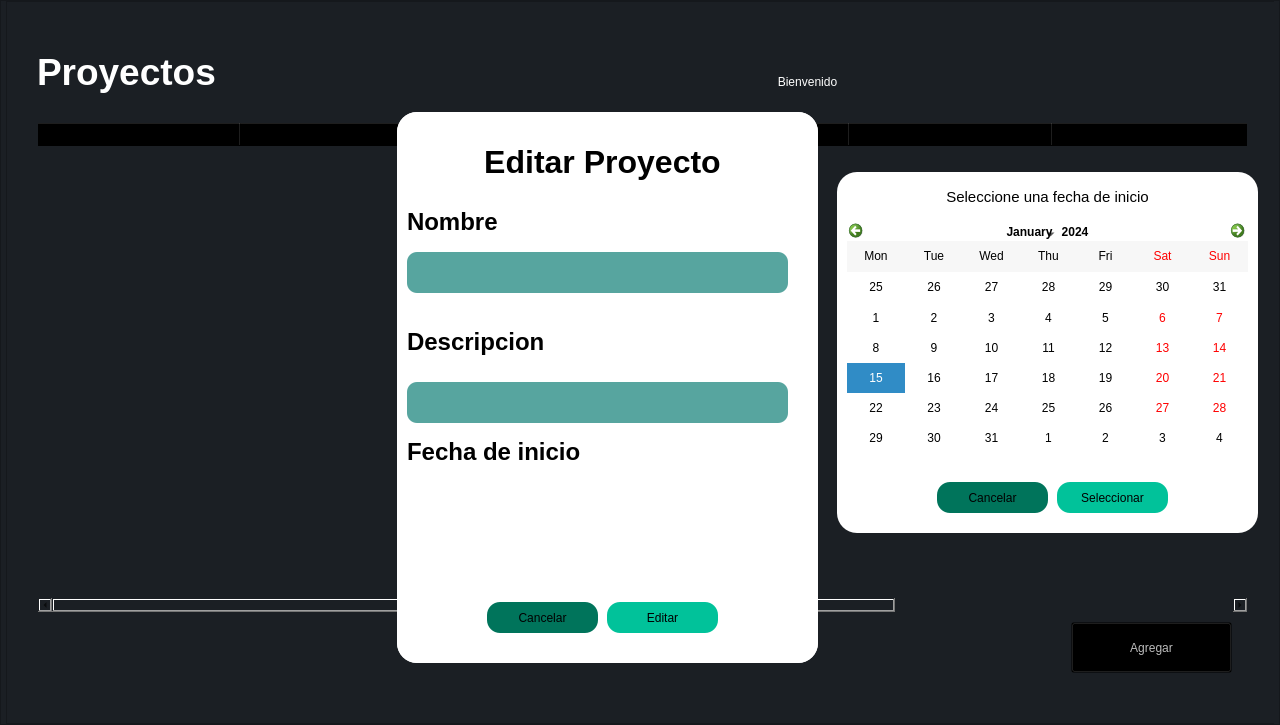
The window that ui/vistaproyectosmai.ui (rojasalexander/AdministradorProyectosFacultad) describes before a commit, drawn with Qt 5.
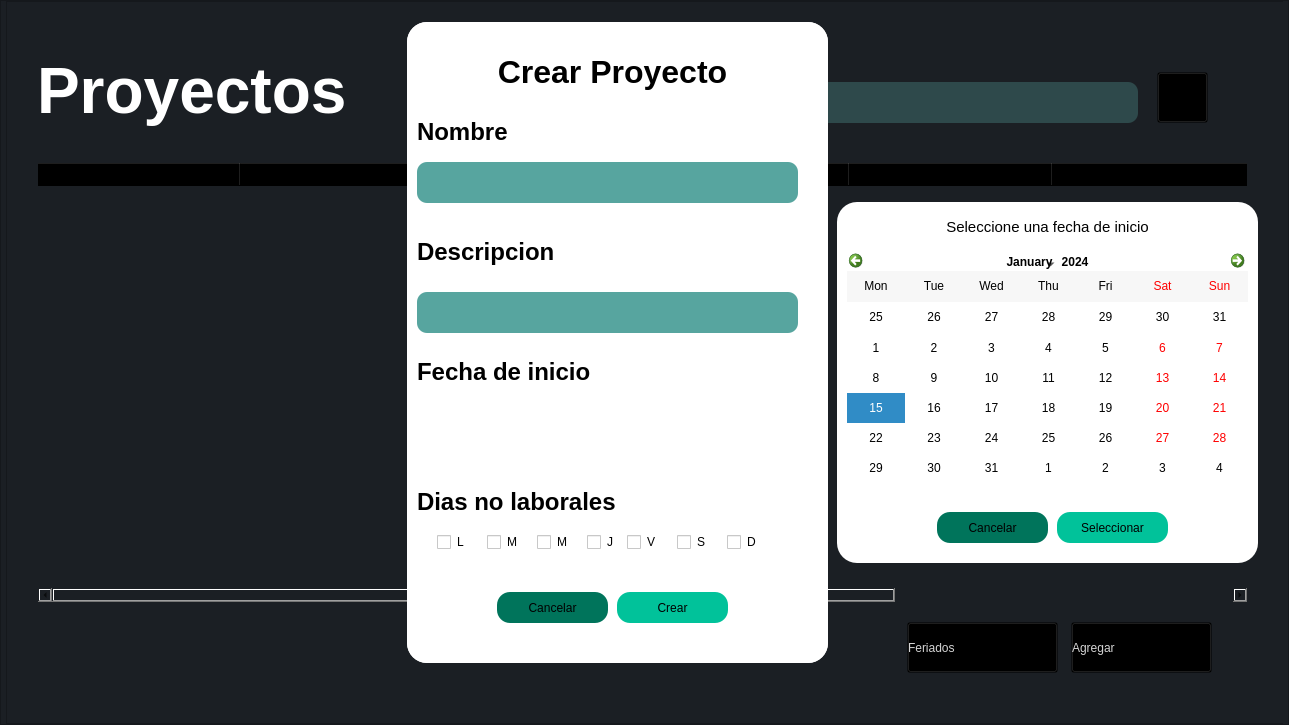
The same window after the commit. Icons and pictures are not drawn.

What changed in the file:
```diff
--- a/ui/vistaproyectosmai.ui
+++ b/ui/vistaproyectosmai.ui
@@ -9,7 +9,7 @@
    <rect>
     <x>0</x>
     <y>0</y>
-    <width>1280</width>
+    <width>1289</width>
     <height>725</height>
    </rect>
   </property>
@@ -135,7 +135,7 @@
             <property name="geometry">
              <rect>
               <x>30</x>
-              <y>30</y>
+              <y>50</y>
               <width>441</width>
               <height>81</height>
              </rect>
@@ -150,7 +150,7 @@
 border-radius:20;</string>
             </property>
             <property name="text">
-             <string>&lt;html&gt;&lt;head/&gt;&lt;body&gt;&lt;p&gt;&lt;span style=&quot; font-size:28pt; font-weight:600;&quot;&gt;Proyectos&lt;/span&gt;&lt;/p&gt;&lt;/body&gt;&lt;/html&gt;</string>
+             <string>&lt;html&gt;&lt;head/&gt;&lt;body&gt;&lt;p&gt;&lt;span style=&quot; font-size:48pt; font-weight:600;&quot;&gt;Proyectos&lt;/span&gt;&lt;/p&gt;&lt;/body&gt;&lt;/html&gt;</string>
             </property>
             <property name="alignment">
              <set>Qt::AlignLeading|Qt::AlignLeft|Qt::AlignVCenter</set>
@@ -160,9 +160,9 @@
             <property name="geometry">
              <rect>
               <x>30</x>
-              <y>120</y>
+              <y>160</y>
               <width>1211</width>
-              <height>491</height>
+              <height>441</height>
              </rect>
             </property>
             <property name="styleSheet">
@@ -285,8 +285,8 @@
            <widget class="QLabel" name="name">
             <property name="geometry">
              <rect>
-              <x>940</x>
-              <y>50</y>
+              <x>810</x>
+              <y>10</y>
               <width>291</width>
               <height>61</height>
              </rect>
@@ -303,9 +303,9 @@
            <widget class="QLabel" name="label_2">
             <property name="geometry">
              <rect>
-              <x>660</x>
-              <y>50</y>
-              <width>281</width>
+              <x>590</x>
+              <y>10</y>
+              <width>211</width>
               <height>61</height>
              </rect>
             </property>
@@ -331,10 +331,10 @@
             </property>
             <property name="geometry">
              <rect>
-              <x>390</x>
-              <y>110</y>
+              <x>400</x>
+              <y>20</y>
               <width>421</width>
-              <height>551</height>
+              <height>641</height>
              </rect>
             </property>
             <property name="styleSheet">
@@ -398,7 +398,7 @@
              <property name="geometry">
               <rect>
                <x>90</x>
-               <y>480</y>
+               <y>570</y>
                <width>111</width>
                <height>31</height>
               </rect>
@@ -497,7 +497,7 @@
              <property name="geometry">
               <rect>
                <x>210</x>
-               <y>480</y>
+               <y>570</y>
                <width>111</width>
                <height>31</height>
               </rect>
@@ -513,12 +513,27 @@
             <widget class="QPushButton" name="calendarbtn_2">
              <property name="geometry">
               <rect>
-               <x>170</x>
-               <y>380</y>
-               <width>71</width>
-               <height>61</height>
+               <x>160</x>
+               <y>370</y>
+               <width>81</width>
+               <height>71</height>
               </rect>
              </property>
+             <property name="styleSheet">
+              <string notr="true">QPushButton{
+color: rgb(213, 213, 213);
+font: 75 12pt &quot;Verdana&quot;;
+text-align: center;
+background-color: rgba(0, 0, 0, 0);
+}
+
+QPushButton:hover{
+background-color: rgba(204, 204, 204, 120);
+color: rgb(213, 213, 213);
+font: 75 12pt &quot;Verdana&quot;;
+border-radius: 15px;
+}</string>
+             </property>
              <property name="text">
               <string/>
              </property>
@@ -549,6 +564,122 @@
               <string>&lt;html&gt;&lt;head/&gt;&lt;body&gt;&lt;p&gt;&lt;br/&gt;&lt;/p&gt;&lt;/body&gt;&lt;/html&gt;</string>
              </property>
             </widget>
+            <widget class="QLabel" name="label_24">
+             <property name="geometry">
+              <rect>
+               <x>10</x>
+               <y>450</y>
+               <width>281</width>
+               <height>61</height>
+              </rect>
+             </property>
+             <property name="autoFillBackground">
+              <bool>false</bool>
+             </property>
+             <property name="styleSheet">
+              <string notr="true">color: rgb(0, 0, 0);
+background-color: rgba(0,0,0,0);
+border-radius:20;
+font: 75 16pt &quot;Verdana&quot;;</string>
+             </property>
+             <property name="text">
+              <string>&lt;html&gt;&lt;head/&gt;&lt;body&gt;&lt;p&gt;&lt;span style=&quot; font-size:18pt; font-weight:600;&quot;&gt;Dias no laborales&lt;/span&gt;&lt;/p&gt;&lt;/body&gt;&lt;/html&gt;</string>
+             </property>
+             <property name="alignment">
+              <set>Qt::AlignLeading|Qt::AlignLeft|Qt::AlignVCenter</set>
+             </property>
+            </widget>
+            <widget class="QCheckBox" name="miercolesBox">
+             <property name="geometry">
+              <rect>
+               <x>130</x>
+               <y>510</y>
+               <width>41</width>
+               <height>20</height>
+              </rect>
+             </property>
+             <property name="text">
+              <string>M</string>
+             </property>
+            </widget>
+            <widget class="QCheckBox" name="martesBox">
+             <property name="geometry">
+              <rect>
+               <x>80</x>
+               <y>510</y>
+               <width>41</width>
+               <height>20</height>
+              </rect>
+             </property>
+             <property name="text">
+              <string>M</string>
+             </property>
+            </widget>
+            <widget class="QCheckBox" name="viernesBox">
+             <property name="geometry">
+              <rect>
+               <x>220</x>
+               <y>510</y>
+               <width>41</width>
+               <height>20</height>
+              </rect>
+             </property>
+             <property name="text">
+              <string>V</string>
+             </property>
+            </widget>
+            <widget class="QCheckBox" name="lunesBox">
+             <property name="geometry">
+              <rect>
+               <x>30</x>
+               <y>510</y>
+               <width>41</width>
+               <height>20</height>
+              </rect>
+             </property>
+             <property name="text">
+              <string>L</string>
+             </property>
+            </widget>
+            <widget class="QCheckBox" name="juevesBox">
+             <property name="geometry">
+              <rect>
+               <x>180</x>
+               <y>510</y>
+               <width>31</width>
+               <height>20</height>
+              </rect>
+             </property>
+             <property name="text">
+              <string>J</string>
+             </property>
+            </widget>
+            <widget class="QCheckBox" name="sabadoBox">
+             <property name="geometry">
+              <rect>
+               <x>270</x>
+               <y>510</y>
+               <width>31</width>
+               <height>20</height>
+              </rect>
+             </property>
+             <property name="text">
+              <string>S</string>
+             </property>
+            </widget>
+            <widget class="QCheckBox" name="domingoBox">
+             <property name="geometry">
+              <rect>
+               <x>320</x>
+               <y>510</y>
+               <width>31</width>
+               <height>20</height>
+              </rect>
+             </property>
+             <property name="text">
+              <string>D</string>
+             </property>
+            </widget>
            </widget>
            <widget class="QWidget" name="editarp" native="true">
             <property name="enabled">
@@ -556,10 +687,10 @@
             </property>
             <property name="geometry">
              <rect>
-              <x>390</x>
-              <y>110</y>
+              <x>400</x>
+              <y>20</y>
               <width>421</width>
-              <height>551</height>
+              <height>641</height>
              </rect>
             </property>
             <property name="styleSheet">
@@ -623,7 +754,7 @@
              <property name="geometry">
               <rect>
                <x>90</x>
-               <y>490</y>
+               <y>570</y>
                <width>111</width>
                <height>31</height>
               </rect>
@@ -722,7 +853,7 @@
              <property name="geometry">
               <rect>
                <x>210</x>
-               <y>490</y>
+               <y>570</y>
                <width>111</width>
                <height>31</height>
               </rect>
@@ -738,12 +869,27 @@
             <widget class="QPushButton" name="calendarbtn">
              <property name="geometry">
               <rect>
-               <x>160</x>
-               <y>380</y>
+               <x>170</x>
+               <y>360</y>
                <width>81</width>
-               <height>61</height>
+               <height>71</height>
               </rect>
              </property>
+             <property name="styleSheet">
+              <string notr="true">QPushButton{
+color: rgb(213, 213, 213);
+font: 75 12pt &quot;Verdana&quot;;
+text-align: center;
+background-color: rgba(0, 0, 0, 0);
+}
+
+QPushButton:hover{
+background-color: rgba(204, 204, 204, 120);
+color: rgb(213, 213, 213);
+font: 75 12pt &quot;Verdana&quot;;
+border-radius: 15px;
+}</string>
+             </property>
              <property name="text">
               <string/>
              </property>
@@ -774,6 +920,122 @@
               <string>&lt;html&gt;&lt;head/&gt;&lt;body&gt;&lt;p&gt;&lt;br/&gt;&lt;/p&gt;&lt;/body&gt;&lt;/html&gt;</string>
              </property>
             </widget>
+            <widget class="QLabel" name="label_18">
+             <property name="geometry">
+              <rect>
+               <x>10</x>
+               <y>450</y>
+               <width>281</width>
+               <height>61</height>
+              </rect>
+             </property>
+             <property name="autoFillBackground">
+              <bool>false</bool>
+             </property>
+             <property name="styleSheet">
+              <string notr="true">color: rgb(0, 0, 0);
+background-color: rgba(0,0,0,0);
+border-radius:20;
+font: 75 16pt &quot;Verdana&quot;;</string>
+             </property>
+             <property name="text">
+              <string>&lt;html&gt;&lt;head/&gt;&lt;body&gt;&lt;p&gt;&lt;span style=&quot; font-size:18pt; font-weight:600;&quot;&gt;Dias no laborales&lt;/span&gt;&lt;/p&gt;&lt;/body&gt;&lt;/html&gt;</string>
+             </property>
+             <property name="alignment">
+              <set>Qt::AlignLeading|Qt::AlignLeft|Qt::AlignVCenter</set>
+             </property>
+            </widget>
+            <widget class="QCheckBox" name="lunesBox_3">
+             <property name="geometry">
+              <rect>
+               <x>30</x>
+               <y>510</y>
+               <width>41</width>
+               <height>20</height>
+              </rect>
+             </property>
+             <property name="text">
+              <string>L</string>
+             </property>
+            </widget>
+            <widget class="QCheckBox" name="martesBox_3">
+             <property name="geometry">
+              <rect>
+               <x>80</x>
+               <y>510</y>
+               <width>41</width>
+               <height>20</height>
+              </rect>
+             </property>
+             <property name="text">
+              <string>M</string>
+             </property>
+            </widget>
+            <widget class="QCheckBox" name="miercolesBox_3">
+             <property name="geometry">
+              <rect>
+               <x>130</x>
+               <y>510</y>
+               <width>41</width>
+               <height>20</height>
+              </rect>
+             </property>
+             <property name="text">
+              <string>M</string>
+             </property>
+            </widget>
+            <widget class="QCheckBox" name="viernesBox_3">
+             <property name="geometry">
+              <rect>
+               <x>220</x>
+               <y>510</y>
+               <width>41</width>
+               <height>20</height>
+              </rect>
+             </property>
+             <property name="text">
+              <string>V</string>
+             </property>
+            </widget>
+            <widget class="QCheckBox" name="domingoBox_3">
+             <property name="geometry">
+              <rect>
+               <x>320</x>
+               <y>510</y>
+               <width>31</width>
+               <height>20</height>
+              </rect>
+             </property>
+             <property name="text">
+              <string>D</string>
+             </property>
+            </widget>
+            <widget class="QCheckBox" name="juevesBox_3">
+             <property name="geometry">
+              <rect>
+               <x>180</x>
+               <y>510</y>
+               <width>31</width>
+               <height>20</height>
+              </rect>
+             </property>
+             <property name="text">
+              <string>J</string>
+             </property>
+            </widget>
+            <widget class="QCheckBox" name="sabadoBox_3">
+             <property name="geometry">
+              <rect>
+               <x>270</x>
+               <y>510</y>
+               <width>31</width>
+               <height>20</height>
+              </rect>
+             </property>
+             <property name="text">
+              <string>S</string>
+             </property>
+            </widget>
            </widget>
            <widget class="QWidget" name="eliminar" native="true">
             <property name="enabled">
@@ -875,14 +1137,24 @@
              <rect>
               <x>1064</x>
               <y>620</y>
-              <width>161</width>
+              <width>141</width>
               <height>51</height>
              </rect>
             </property>
             <property name="styleSheet">
-             <string notr="true">background-color: rgba(0,0, 0, 0);
-font: 14pt &quot;Verdana&quot;;
-color: rgb(188, 188, 188);</string>
+             <string notr="true">QPushButton{
+color: rgb(213, 213, 213);
+font: 75 12pt &quot;Verdana&quot;;
+text-align: left;
+background-color: rgba(0, 0, 0, 0);
+}
+
+QPushButton:hover{
+background-color: rgba(10, 10, 10, 120);
+color: rgb(213, 213, 213);
+font: 75 12pt &quot;Verdana&quot;;
+border-radius: 15px;
+}</string>
             </property>
             <property name="text">
              <string>Agregar</string>
@@ -905,7 +1177,7 @@
             <property name="geometry">
              <rect>
               <x>830</x>
-              <y>170</y>
+              <y>200</y>
               <width>421</width>
               <height>361</height>
              </rect>
@@ -996,6 +1268,96 @@
              </property>
             </widget>
            </widget>
+           <widget class="QPushButton" name="botoFERIADO">
+            <property name="geometry">
+             <rect>
+              <x>900</x>
+              <y>620</y>
+              <width>151</width>
+              <height>51</height>
+             </rect>
+            </property>
+            <property name="styleSheet">
+             <string notr="true">QPushButton{
+color: rgb(213, 213, 213);
+font: 75 12pt &quot;Verdana&quot;;
+text-align: left;
+background-color: rgba(0, 0, 0, 0);
+}
+
+QPushButton:hover{
+background-color: rgba(10, 10, 10, 120);
+color: rgb(213, 213, 213);
+font: 75 12pt &quot;Verdana&quot;;
+border-radius: 15px;
+}</string>
+            </property>
+            <property name="text">
+             <string>Feriados</string>
+            </property>
+            <property name="icon">
+             <iconset>
+              <normaloff>vacaciones.png</normaloff>vacaciones.png</iconset>
+            </property>
+            <property name="iconSize">
+             <size>
+              <width>50</width>
+              <height>50</height>
+             </size>
+            </property>
+           </widget>
+           <widget class="QPushButton" name="pushButton_4">
+            <property name="geometry">
+             <rect>
+              <x>1150</x>
+              <y>70</y>
+              <width>51</width>
+              <height>51</height>
+             </rect>
+            </property>
+            <property name="styleSheet">
+             <string notr="true">QPushButton{
+color: rgb(213, 213, 213);
+font: 75 12pt &quot;Verdana&quot;;
+text-align: left;
+background-color: rgba(0, 0, 0, 0);
+}
+
+QPushButton:hover{
+background-color: rgba(10, 10, 10, 120);
+color: rgb(213, 213, 213);
+font: 75 12pt &quot;Verdana&quot;;
+border-radius: 15px;
+}</string>
+            </property>
+            <property name="icon">
+             <iconset>
+              <normaloff>buscar (2).png</normaloff>buscar (2).png</iconset>
+            </property>
+            <property name="iconSize">
+             <size>
+              <width>50</width>
+              <height>50</height>
+             </size>
+            </property>
+           </widget>
+           <widget class="QLineEdit" name="lineEdit">
+            <property name="geometry">
+             <rect>
+              <x>600</x>
+              <y>80</y>
+              <width>531</width>
+              <height>41</height>
+             </rect>
+            </property>
+            <property name="styleSheet">
+             <string notr="true">border-radius:10px;
+font: 18pt &quot;Verdana&quot;; color :rgb(255, 255, 255);
+background-color: rgba(87, 165, 159, 80);
+border-radius:10px;</string>
+            </property>
+           </widget>
+           <zorder>lineEdit</zorder>
            <zorder>tableWidget</zorder>
            <zorder>label</zorder>
            <zorder>name</zorder>
@@ -1003,8 +1365,10 @@
            <zorder>eliminar</zorder>
            <zorder>botoMAS</zorder>
            <zorder>calendarioW</zorder>
-           <zorder>crp</zorder>
+           <zorder>botoFERIADO</zorder>
+           <zorder>pushButton_4</zorder>
            <zorder>editarp</zorder>
+           <zorder>crp</zorder>
           </widget>
          </item>
         </layout>
```
